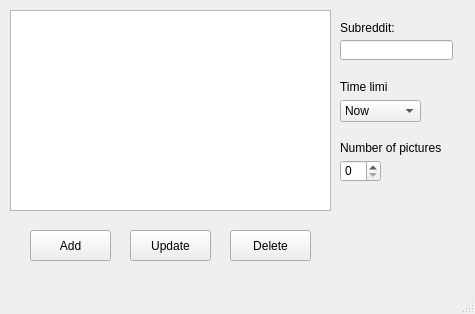
Qt form mainwindow.ui (CGodiksen/reddit-background-changer) before a commit.
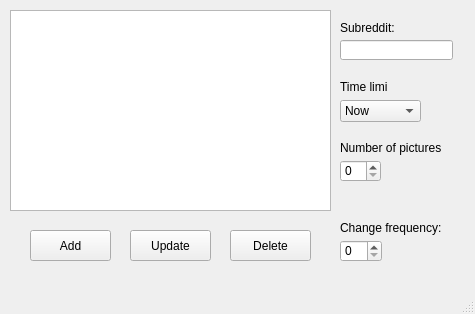
The same form after that commit.

Diff of the .ui file:
```diff
--- a/mainwindow.ui
+++ b/mainwindow.ui
@@ -171,6 +171,29 @@
      <string>Update</string>
     </property>
    </widget>
+   <widget class="QLabel" name="label_4">
+    <property name="geometry">
+     <rect>
+      <x>340</x>
+      <y>220</y>
+      <width>101</width>
+      <height>16</height>
+     </rect>
+    </property>
+    <property name="text">
+     <string>Change frequency:</string>
+    </property>
+   </widget>
+   <widget class="QSpinBox" name="changeFrequencySpinBox">
+    <property name="geometry">
+     <rect>
+      <x>340</x>
+      <y>240</y>
+      <width>42</width>
+      <height>22</height>
+     </rect>
+    </property>
+   </widget>
   </widget>
   <widget class="QMenuBar" name="menubar">
    <property name="geometry">
```
